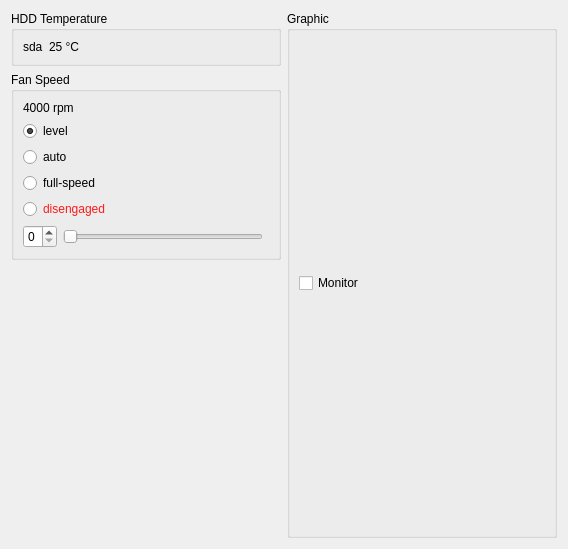
Above: LaptopControlPanel/GUI/Pages/ui/FanPage.ui from FabriceSalvaire/LaptopControlPanel before the change. Below: the same form after it.
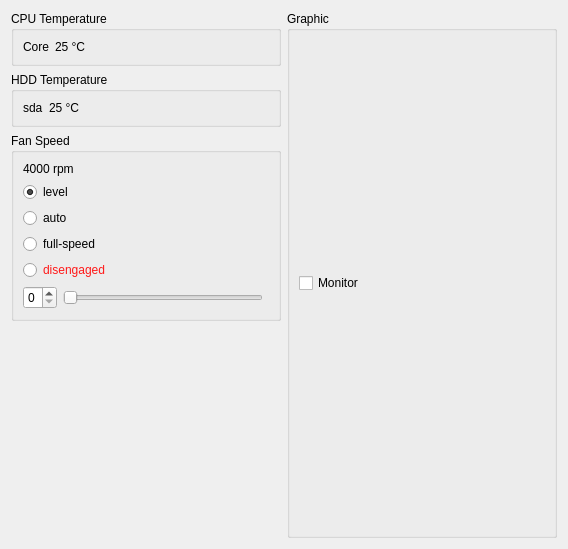
That is the form after the change.

Commit message: Code refactoring, added cpu temperature and fan-calibration

The edit to the form file:
```diff
--- a/LaptopControlPanel/GUI/Pages/ui/FanPage.ui
+++ b/LaptopControlPanel/GUI/Pages/ui/FanPage.ui
@@ -16,6 +16,29 @@
   <layout class="QHBoxLayout" name="horizontalLayout_2">
    <item>
     <layout class="QVBoxLayout" name="verticalLayout">
+     <item>
+      <widget class="QGroupBox" name="cpu_temperature_group_box">
+       <property name="title">
+        <string>CPU Temperature</string>
+       </property>
+       <layout class="QFormLayout" name="formLayout_3">
+        <item row="0" column="0">
+         <widget class="QLabel" name="cpu_temperature_title_label">
+          <property name="text">
+           <string>Core</string>
+          </property>
+         </widget>
+        </item>
+        <item row="0" column="1">
+         <widget class="QLabel" name="cpu_temperature_label">
+          <property name="text">
+           <string>25 °C</string>
+          </property>
+         </widget>
+        </item>
+       </layout>
+      </widget>
+     </item>
      <item>
       <widget class="QGroupBox" name="hdd_temperature_group_box">
        <property name="title">
```
Left out of the diff: 2 changed lines with no effect on the pictures. The commit also changes 11 other files.
